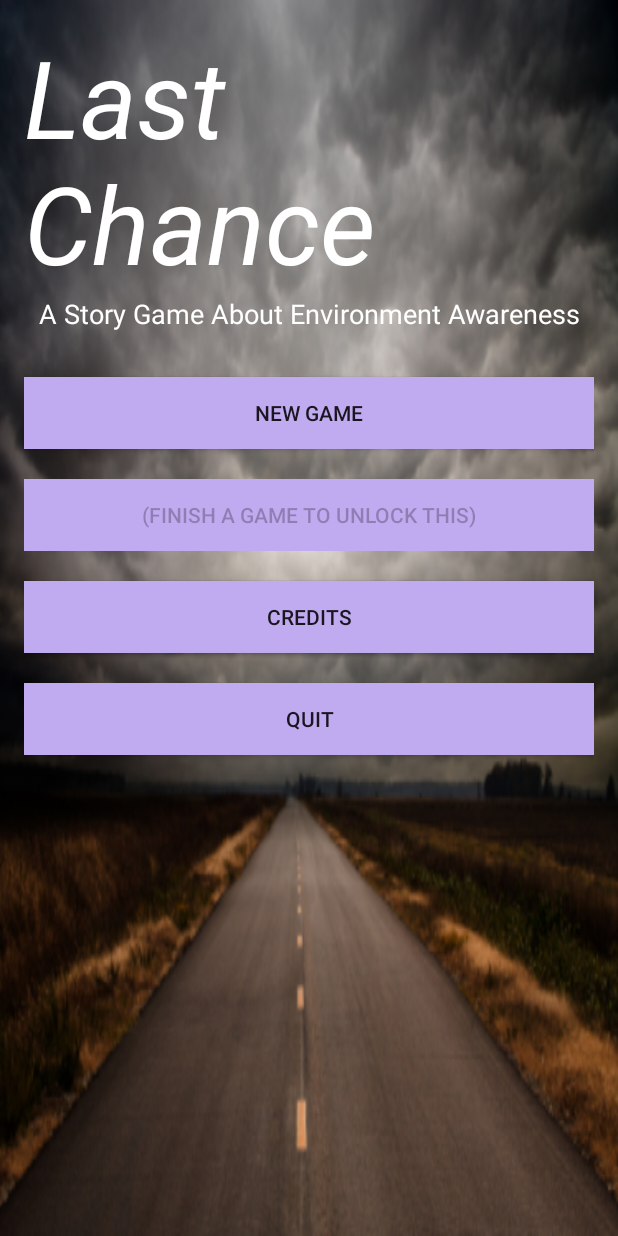
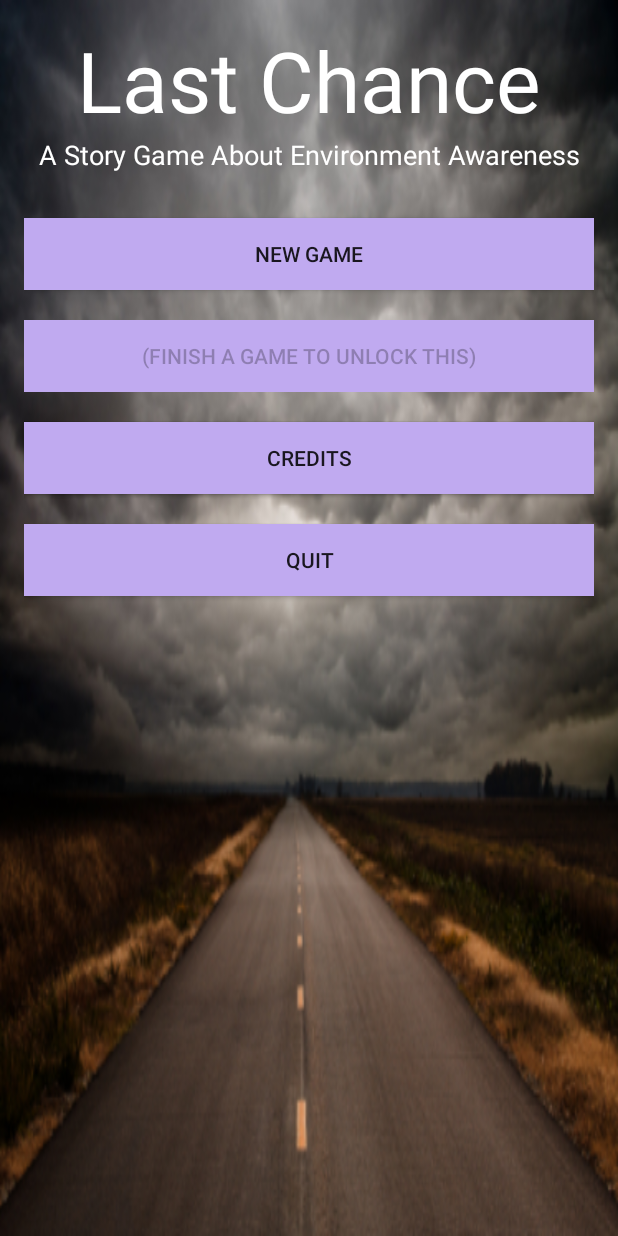
Before and after one commit to supsup11/Technovation_powercodegirls, an Android app: the screen it shows after launch (MainActivity), on a phone screen of 412 x 824 dp. Run offline under Robolectric (Android 15) with nearby library versions, the phone set to English and light mode, and no system bars.

Commit message:
changed title size

```diff
--- a/app/src/main/res/layout/activity_main.xml
+++ b/app/src/main/res/layout/activity_main.xml
@@ -13,15 +13,13 @@
     <TextView
         android:layout_width="wrap_content"
         android:layout_height="wrap_content"
-        android:textAppearance="?android:attr/textAppearanceLarge"
+        android:textAppearance="@style/TextAppearance.AppCompat.Display3"
         android:text="Last Chance"
         android:id="@+id/textView"
         android:layout_alignParentTop="true"
         android:layout_centerHorizontal="true"
-        android:textSize="72dp"
-        android:textColor="#FFFFFF"
-        android:textStyle="italic"
-        android:clickable="true" />
+        android:clickable="true"
+        android:textColor="#FFFFFF" />
 
     <TextView
         android:layout_width="match_parent"
```
